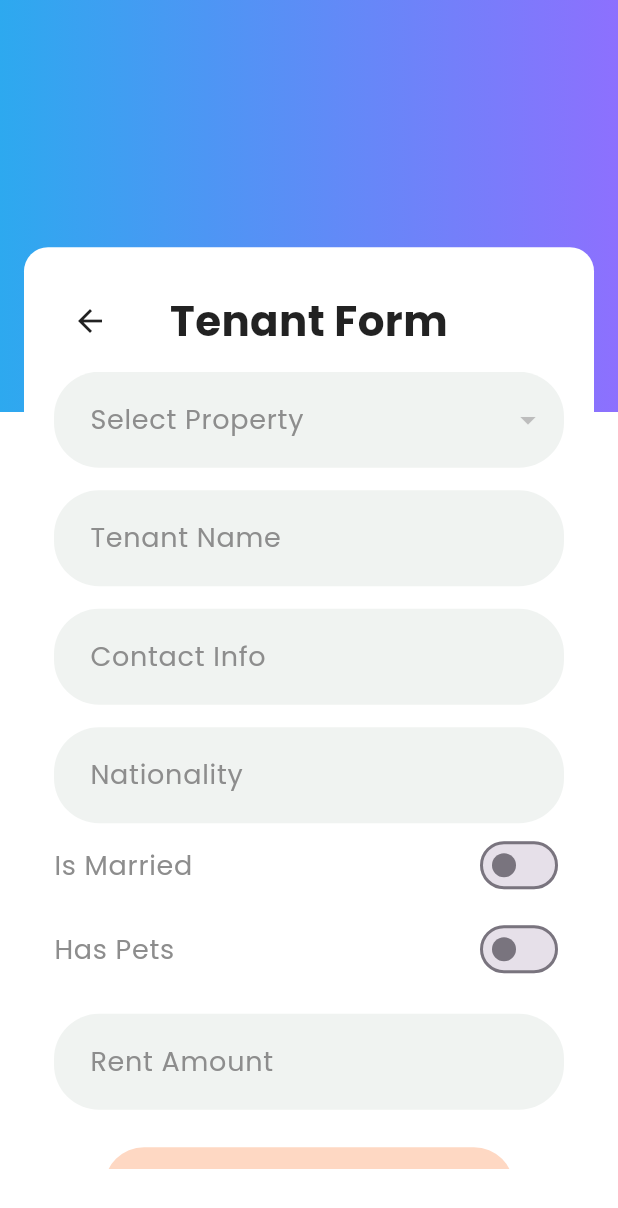
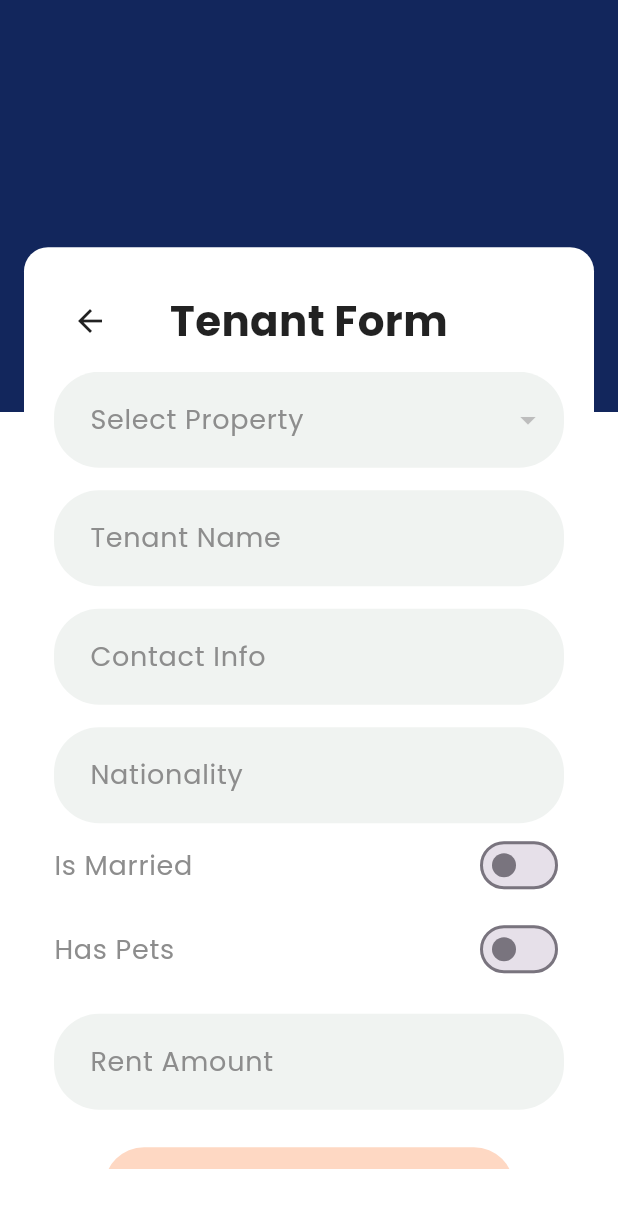
Before and after one commit to fahad58/LandLord, a Flutter app: the AddTenantScreen screen opened directly with empty values, on a phone screen of 412 x 824 dp. Shown: the top 1208 px of the screen. Run offline on Flutter 3.47's test engine with Material 3 defaults, Android fonts, the light colour scheme and no system bars; our stand-ins replace google_fonts, hexcolor, lottie; missing offline and left inert: myimmoappfahad.

Commit message:
Update add_tenant_screen.dart

```diff
--- a/lib/add_tenant_screen.dart
+++ b/lib/add_tenant_screen.dart
@@ -137,7 +137,7 @@ class AddTenantScreenState extends State<AddTenantScreen> {
             child: Container(
               decoration: const BoxDecoration(
                 gradient: LinearGradient(
-                  colors: [Color(0xff8d70fe), Color(0xff2da9ef)],
+                  colors: [Color(0xff12265c), Color(0xff12265c)],
                   begin: Alignment.centerRight,
                   end: Alignment.centerLeft,
                 ),
```
